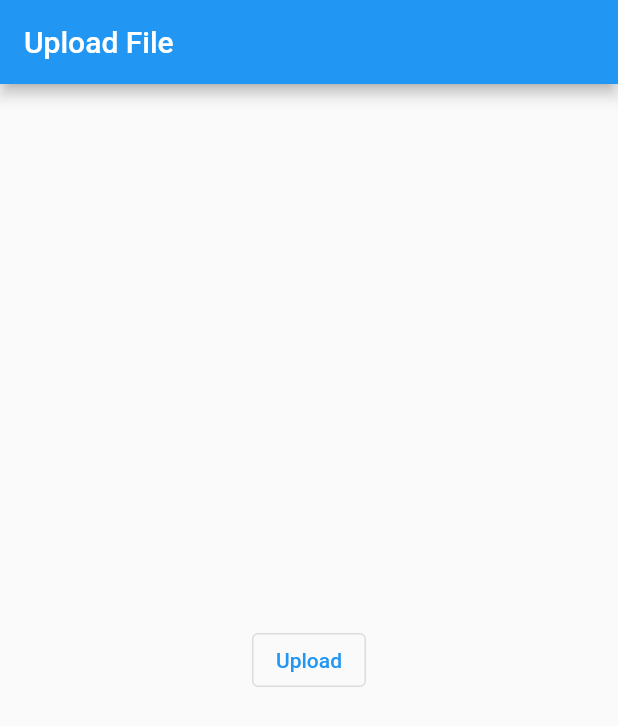
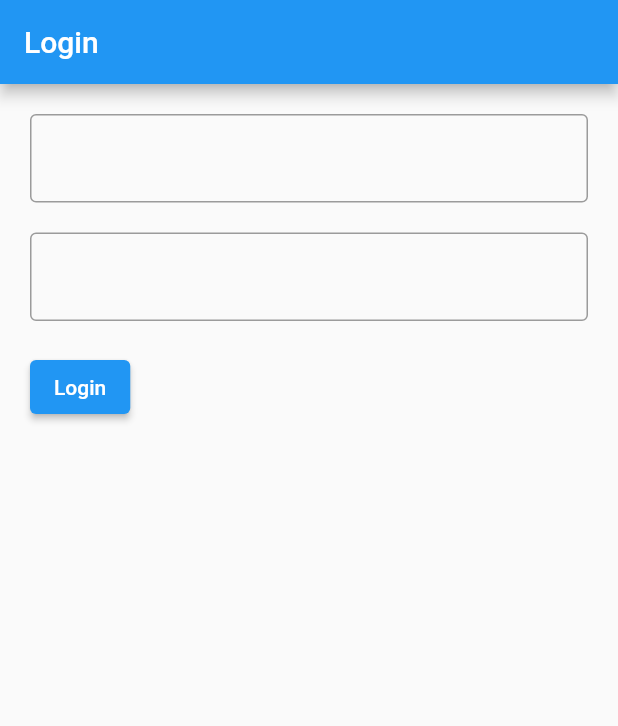
Before and after one commit to afifbillah/app-firebase-flutter, a Flutter app: the screen it shows after launch, on a phone screen of 412 x 824 dp. Shown: the top 726 px of the screen. Run offline on Flutter 3.47's test engine with Material 2 defaults, Android fonts, the phone set to English and light mode, and no system bars; our stand-ins replace cloud_firestore, file_picker, firebase_auth, firebase_core, firebase_storage; accounts and stored records are empty.

Commit message:
menambahkan fitur login dengan email dan password

```diff
--- a/lib/main.dart
+++ b/lib/main.dart
@@ -1,7 +1,11 @@
+import 'package:belajarfirebase/provider/auth.dart';
 import 'package:belajarfirebase/provider/storage.dart';
 import 'package:belajarfirebase/provider/users.dart';
+import 'package:belajarfirebase/screen/login_screen.dart';
+import 'package:belajarfirebase/screen/register_screen.dart';
 import 'package:belajarfirebase/screen/upload_screen.dart';
 import 'package:belajarfirebase/screen/users_screen.dart';
+import 'package:belajarfirebase/screen/wrapper.dart';
 import 'package:firebase_core/firebase_core.dart';
 import 'package:flutter/material.dart';
 import 'package:provider/provider.dart';
@@ -30,8 +34,11 @@ class MyApp extends StatelessWidget {
           ChangeNotifierProvider(
             create: (context) => Storage(),
           ),
+          ChangeNotifierProvider(
+            create: (context) => Auth(),
+          ),
         ],
-        child: UploadScreen(),
+        child: Wrapper(),
       ),
     );
   }
--- /dev/null
+++ b/lib/provider/auth.dart
@@ -0,0 +1,19 @@
+import 'package:firebase_core/firebase_core.dart';
+import 'package:flutter/material.dart';
+import 'package:firebase_auth/firebase_auth.dart';
+
+class Auth with ChangeNotifier {
+  var auth = FirebaseAuth.instance;
+
+  Stream<User?> changeState() {
+    return auth.authStateChanges();
+  }
+
+  void login(String email, String password) async {
+    try {
+      await auth.signInWithEmailAndPassword(email: email, password: password);
+    } on FirebaseAuthException catch (e) {
+      print(e);
+    }
+  }
+}
--- /dev/null
+++ b/lib/screen/login_screen.dart
@@ -0,0 +1,52 @@
+import 'package:belajarfirebase/provider/auth.dart';
+import 'package:flutter/material.dart';
+import 'package:provider/provider.dart';
+
+class LoginScreen extends StatelessWidget {
+  const LoginScreen({super.key});
+
+  @override
+  Widget build(BuildContext context) {
+    TextEditingController emailC = TextEditingController();
+    TextEditingController passwordC = TextEditingController();
+    Auth auth = Provider.of<Auth>(context);
+    return Scaffold(
+      appBar: AppBar(
+        title: Text("Login"),
+      ),
+      body: Padding(
+        padding: const EdgeInsets.all(20.0),
+        child: Column(
+          // mainAxisAlignment: MainAxisAlignment.center,
+          crossAxisAlignment: CrossAxisAlignment.start,
+          children: [
+            TextField(
+              controller: emailC,
+              decoration: InputDecoration(
+                border: OutlineInputBorder(),
+              ),
+            ),
+            SizedBox(
+              height: 20,
+            ),
+            TextField(
+              controller: passwordC,
+              decoration: InputDecoration(
+                border: OutlineInputBorder(),
+              ),
+            ),
+            SizedBox(
+              height: 20,
+            ),
+            ElevatedButton(
+              onPressed: () {
+                auth.login(emailC.text, passwordC.text);
+              },
+              child: Text("Login"),
+            ),
+          ],
+        ),
+      ),
+    );
+  }
+}
--- /dev/null
+++ b/lib/screen/wrapper.dart
@@ -0,0 +1,30 @@
+import 'package:belajarfirebase/provider/auth.dart';
+import 'package:belajarfirebase/screen/login_screen.dart';
+import 'package:belajarfirebase/screen/users_screen.dart';
+import 'package:firebase_auth/firebase_auth.dart';
+import 'package:flutter/cupertino.dart';
+import 'package:flutter/material.dart';
+import 'package:flutter/src/foundation/key.dart';
+import 'package:flutter/src/widgets/framework.dart';
+import 'package:provider/provider.dart';
+
+class Wrapper extends StatelessWidget {
+  const Wrapper({Key? key}) : super(key: key);
+
+  @override
+  Widget build(BuildContext context) {
+    Auth auth = Provider.of<Auth>(context);
+    return StreamBuilder<User?>(
+        stream: auth.changeState(),
+        builder: (context, snapshot) {
+          print(snapshot.data);
+          if (snapshot.connectionState == ConnectionState.active) {
+            return (snapshot.data != null) ? UserScreen() : LoginScreen();
+          } else {
+            return Center(
+              child: CircularProgressIndicator(),
+            );
+          }
+        });
+  }
+}
--- a/pubspec.yaml
+++ b/pubspec.yaml
@@ -39,6 +39,7 @@ dependencies:
   provider: ^6.0.3
   file_picker: ^5.0.1
   firebase_storage: ^10.3.7
+  firebase_auth: ^3.7.0
 
 dev_dependencies:
   flutter_test:
```
Also changed, not shown: lib/screen/register_screen.dart (added, +43 -0 lines), pubspec.lock, 1 other file.
